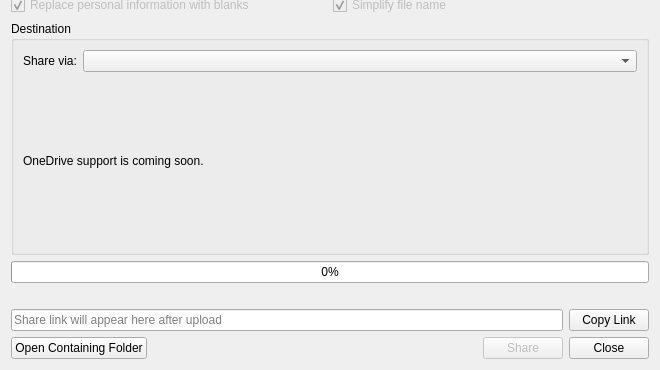
Before: the Qt Designer form oscar/sharedialog.ui in tomasohara/OSCAR-SQL, drawn with Qt 5; both pictures show x 0 to 660 and y 190 to 560 of the 660 by 560 pixel window.
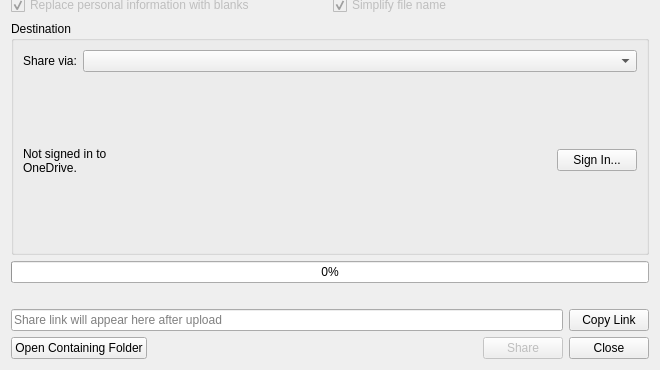
After: the same form once the commit is applied. The open tabs and pages were chosen to show the change.

Commit message:
Add OneDrive uploader (not yet activated — pending Azure app registration)
Implements OneDriveUploader using the Microsoft Graph API and OAuth2 PKCE flow:
upload session creation, file PUT, and anonymous share link. The destination is
omitted from the UI combo until an Azure client ID is available; one line
uncomment in sharedialog.cpp re-enables it.

Diff of the .ui file:
```diff
--- a/oscar/sharedialog.ui
+++ b/oscar/sharedialog.ui
@@ -342,7 +342,10 @@
           <item>
            <widget class="QLabel" name="oneDriveLabel">
             <property name="text">
-             <string>OneDrive support is coming soon.</string>
+             <string>Not signed in to OneDrive.</string>
+            </property>
+            <property name="wordWrap">
+             <bool>true</bool>
             </property>
            </widget>
           </item>
@@ -359,6 +362,16 @@
             </property>
            </spacer>
           </item>
+          <item>
+           <widget class="QPushButton" name="oneDriveAuthButton">
+            <property name="text">
+             <string>Sign In...</string>
+            </property>
+            <property name="fixedWidth">
+             <number>100</number>
+            </property>
+           </widget>
+          </item>
          </layout>
         </widget>
        </widget>
```
Left out of the diff: 2 changed lines with no effect on the pictures. The commit also changes 7 other files.
